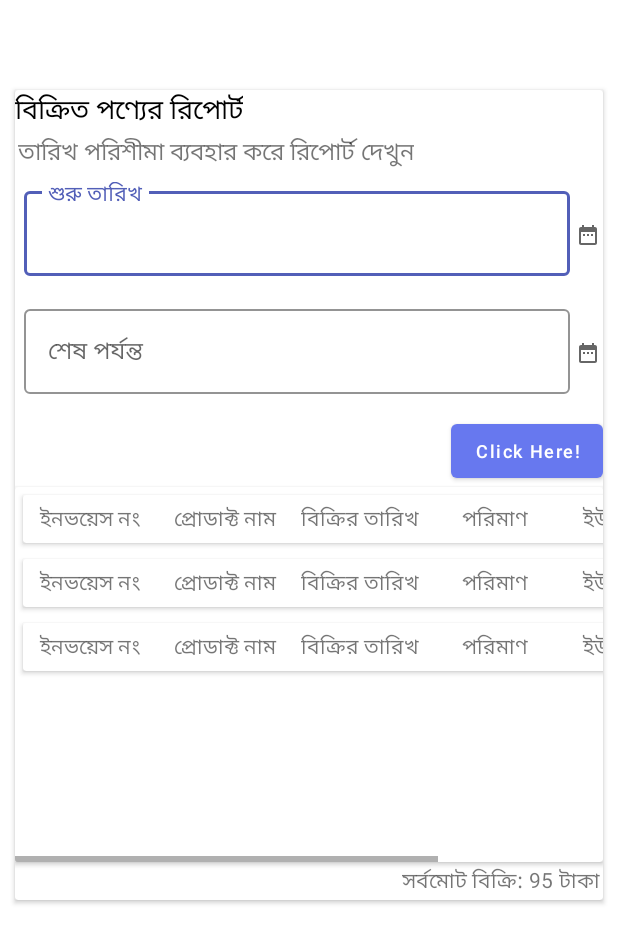
After one commit to msrkms/OStore, an Android app: the layout fragment_sell_report.xml on its own in the app's theme, with its tools: preview values and no code run, on a phone screen of 412 x 824 dp. The commit adds this screen. Shown: the top 943 px of the screen. Run offline under Robolectric (Android 15) with nearby library versions, the phone set to English and light mode, and no system bars.

Commit message:
sell report UI Complete!!! used some local arraylist to show data in recyclerView

```diff
--- a/app/src/main/java/com/atlassoftwarepark/ostore/AdminDashboard.java
+++ b/app/src/main/java/com/atlassoftwarepark/ostore/AdminDashboard.java
@@ -155,6 +155,9 @@ public class AdminDashboard extends AppCompatActivity implements AdapterView.OnI
                         .replace(R.id.fragmentContainer,new DashboadMainFragment())
                         .commit();
                 break;
+            case R.id.nav_sellreport:
+                getSupportFragmentManager().beginTransaction().replace(R.id.fragmentContainer,new SellReportFragment()).commit();
+                break;
         }
         drawerLayoutDashboard.closeDrawer(GravityCompat.START);
         return true;
--- /dev/null
+++ b/app/src/main/res/drawable/ic_baseline_date_range_24.xml
@@ -0,0 +1,10 @@
+<vector xmlns:android="http://schemas.android.com/apk/res/android"
+    android:width="24dp"
+    android:height="24dp"
+    android:viewportWidth="24"
+    android:viewportHeight="24"
+    android:tint="?attr/colorControlNormal">
+  <path
+      android:fillColor="@android:color/white"
+      android:pathData="M9,11L7,11v2h2v-2zM13,11h-2v2h2v-2zM17,11h-2v2h2v-2zM19,4h-1L18,2h-2v2L8,4L8,2L6,2v2L5,4c-1.11,0 -1.99,0.9 -1.99,2L3,20c0,1.1 0.89,2 2,2h14c1.1,0 2,-0.9 2,-2L21,6c0,-1.1 -0.9,-2 -2,-2zM19,20L5,20L5,9h14v11z"/>
+</vector>
--- /dev/null
+++ b/app/src/main/res/layout/fragment_sell_report.xml
@@ -0,0 +1,224 @@
+<?xml version="1.0" encoding="utf-8"?>
+<ScrollView xmlns:android="http://schemas.android.com/apk/res/android"
+    xmlns:app="http://schemas.android.com/apk/res-auto"
+    xmlns:tools="http://schemas.android.com/tools"
+    android:layout_width="match_parent"
+    android:layout_height="match_parent"
+    tools:context=".SellReportFragment">
+
+    <androidx.constraintlayout.widget.ConstraintLayout
+        android:id="@+id/container"
+        android:layout_width="match_parent"
+        android:layout_height="match_parent"
+        android:layout_marginTop="50dp"
+        >
+
+        <androidx.cardview.widget.CardView
+            android:layout_width="match_parent"
+            android:layout_height="wrap_content"
+            android:layout_margin="10dp"
+            app:layout_constraintBottom_toBottomOf="parent"
+            app:layout_constraintEnd_toEndOf="parent"
+            app:layout_constraintHorizontal_bias="0.473"
+            app:layout_constraintStart_toStartOf="parent"
+            app:layout_constraintTop_toTopOf="parent"
+            app:layout_constraintVertical_bias="0.15">
+
+            <LinearLayout
+                android:layout_width="match_parent"
+                android:layout_height="wrap_content"
+                android:orientation="vertical"
+                tools:layout_editor_absoluteX="13dp"
+                tools:layout_editor_absoluteY="58dp">
+
+                <com.google.android.material.textview.MaterialTextView
+                    android:layout_width="wrap_content"
+                    android:layout_height="wrap_content"
+                    android:text="@string/productsellreport"
+                    android:textColor="#000000"
+                    android:textSize="18sp"
+
+                    />
+
+
+                <com.google.android.material.textview.MaterialTextView
+                    android:layout_width="wrap_content"
+                    android:layout_height="wrap_content"
+                    android:padding="2dp"
+                    android:text="@string/usedaterange"
+                    android:textSize="16sp" />
+
+                <LinearLayout
+                    android:layout_width="match_parent"
+                    android:layout_height="wrap_content"
+                    android:orientation="horizontal"
+                    android:padding="2dp"
+                    >
+
+                    <LinearLayout
+                        android:layout_width="match_parent"
+                        android:layout_height="wrap_content"
+                        android:orientation="vertical"
+                        android:layout_weight="5"
+                        >
+                        <LinearLayout
+                            android:layout_width="match_parent"
+                            android:layout_height="wrap_content"
+                            android:orientation="horizontal"
+                            android:weightSum="3"
+                            android:gravity="center_vertical"
+                            >
+
+
+                            <com.google.android.material.textfield.TextInputLayout
+                                android:layout_width="match_parent"
+                                android:layout_height="wrap_content"
+                                android:layout_margin="4dp"
+                                android:hint="@string/startdate"
+                                android:layout_weight="2"
+                                style="@style/Widget.Ostore.TextInputLayout"
+                                >
+
+                                <com.google.android.material.textfield.TextInputEditText
+                                    android:id="@+id/textInputEditTextStartDate"
+                                    android:layout_width="match_parent"
+                                    android:layout_height="wrap_content"
+                                    android:inputType="date"
+                                    />
+
+                            </com.google.android.material.textfield.TextInputLayout>
+
+                            <ImageView
+                                android:id="@+id/startDateSelect"
+                                android:layout_weight="1"
+                                android:layout_width="wrap_content"
+                                android:layout_height="wrap_content"
+                                android:src="@drawable/ic_baseline_date_range_24"
+                                />
+
+
+                        </LinearLayout>
+
+                        <LinearLayout
+                            android:layout_width="match_parent"
+                            android:layout_height="wrap_content"
+                            android:orientation="horizontal"
+                            android:weightSum="3"
+                            android:gravity="center_vertical"
+                            >
+
+
+                            <com.google.android.material.textfield.TextInputLayout
+                                android:layout_width="match_parent"
+                                android:layout_height="wrap_content"
+                                android:layout_margin="4dp"
+                                android:hint="@string/enddate"
+                                android:layout_weight="2"
+                                style="@style/Widget.Ostore.TextInputLayout"
+                                >
+
+                                <com.google.android.material.textfield.TextInputEditText
+                                    android:id="@+id/textInputEditTextEndDate"
+                                    android:layout_width="match_parent"
+                                    android:layout_height="wrap_content"
+                                    android:inputType="date"
+                                    />
+
+                            </com.google.android.material.textfield.TextInputLayout>
+
+                            <ImageView
+                                android:id="@+id/endDateSelect"
+                                android:layout_weight="1"
+                                android:layout_width="wrap_content"
+                                android:layout_height="wrap_content"
+                                android:src="@drawable/ic_baseline_date_range_24"
+                                />
+
+
+                        </LinearLayout>
+
+
+
+                    </LinearLayout>
+
+                </LinearLayout>
+
+
+                <LinearLayout
+                    android:layout_width="match_parent"
+                    android:layout_height="wrap_content"
+                    android:orientation="horizontal"
+                    android:gravity="end"
+                    >
+                    <com.google.android.material.button.MaterialButton
+                        android:layout_width="wrap_content"
+                        android:layout_height="wrap_content"
+                        android:text="Click Here!"
+                        android:textAllCaps="false"
+                        android:textSize="12sp"
+                        />
+
+                </LinearLayout>
+
+                <androidx.cardview.widget.CardView
+                    android:layout_width="match_parent"
+                    android:layout_height="wrap_content">
+
+                    <HorizontalScrollView
+                        android:layout_width="match_parent"
+                        android:layout_height="wrap_content">
+
+                        <androidx.recyclerview.widget.RecyclerView
+
+                            android:layout_width="match_parent"
+                            android:layout_height="250dp"
+                            android:id="@+id/recyclerSellReport"
+                            tools:listitem="@layout/sell_report_custom_list"
+                            />
+
+
+                    </HorizontalScrollView>
+
+
+                </androidx.cardview.widget.CardView>
+
+
+
+                <LinearLayout
+                    android:layout_width="match_parent"
+                    android:layout_height="wrap_content"
+                    android:orientation="horizontal"
+                    android:gravity="end"
+
+                    >
+
+                    <TextView
+                        android:padding="2dp"
+                        android:layout_width="wrap_content"
+                        android:layout_height="wrap_content"
+                        android:text="@string/totalsellreport"/>
+                    <TextView
+                        android:padding="2dp"
+                        android:layout_width="wrap_content"
+                        android:layout_height="wrap_content"
+                        android:text="95"/>
+
+                    <TextView
+                        android:padding="2dp"
+                        android:layout_width="wrap_content"
+                        android:layout_height="wrap_content"
+                        android:text="@string/taka"/>
+                </LinearLayout>
+
+
+            </LinearLayout>
+
+
+        </androidx.cardview.widget.CardView>
+
+    </androidx.constraintlayout.widget.ConstraintLayout>
+
+
+
+
+</ScrollView>
--- /dev/null
+++ b/app/src/main/res/layout/sell_report_custom_list.xml
@@ -0,0 +1,76 @@
+<?xml version="1.0" encoding="utf-8"?>
+<androidx.constraintlayout.widget.ConstraintLayout
+    xmlns:android="http://schemas.android.com/apk/res/android"
+    xmlns:app="http://schemas.android.com/apk/res-auto"
+    android:layout_width="match_parent"
+    android:layout_height="wrap_content"
+    android:id="@+id/sellReportCustomItemLayout"
+    >
+
+    <androidx.cardview.widget.CardView
+
+        android:layout_width="match_parent"
+        android:layout_height="wrap_content"
+        android:layout_margin="5dp"
+        android:layout_marginStart="4dp"
+        app:layout_constraintBottom_toBottomOf="parent"
+        app:layout_constraintStart_toStartOf="parent"
+        app:layout_constraintTop_toTopOf="parent"
+        app:layout_constraintVertical_bias="0.084">
+
+        <LinearLayout
+            android:layout_width="match_parent"
+            android:layout_height="wrap_content"
+            android:orientation="horizontal"
+            android:gravity="center_horizontal"
+            >
+
+            <TextView
+                android:id="@+id/invoiceNo"
+                android:padding="5dp"
+                android:layout_width="90dp"
+                android:layout_height="wrap_content"
+                android:gravity="center"
+                android:text="@string/invoice"/>
+            <TextView
+                android:id="@+id/productName"
+                android:padding="5dp"
+                android:layout_width="90dp"
+                android:layout_height="wrap_content"
+                android:gravity="center"
+                android:text="@string/productname"/>
+            <TextView
+                android:id="@+id/sellDate"
+                android:padding="5dp"
+                android:layout_width="90dp"
+                android:layout_height="wrap_content"
+                android:gravity="center"
+                android:text="@string/sellDate"/>
+            <TextView
+                android:id="@+id/quantity"
+                android:padding="5dp"
+                android:layout_width="90dp"
+                android:layout_height="wrap_content"
+                android:gravity="center"
+                android:text="@string/quantity"/>
+            <TextView
+                android:id="@+id/unitPrice"
+                android:padding="5dp"
+                android:layout_width="90dp"
+                android:layout_height="wrap_content"
+                android:gravity="center"
+                android:text="@string/unitprice"/>
+            <TextView
+                android:id="@+id/total"
+                android:padding="5dp"
+                android:layout_width="90dp"
+                android:layout_height="wrap_content"
+                android:gravity="center"
+                android:text="@string/total"/>
+
+        </LinearLayout>
+
+
+    </androidx.cardview.widget.CardView>
+
+</androidx.constraintlayout.widget.ConstraintLayout>
--- a/app/src/main/res/values/strings.xml
+++ b/app/src/main/res/values/strings.xml
@@ -28,6 +28,19 @@
     <string name="weeklysell">সাপ্তাহিক বিক্রয়</string>
     <string name="monthlysell">মাসিক বিক্রয়</string>
     <string name="yearlysell">বাৎসরিক বিক্রয়</string>
+    <string name="productsellreport">বিক্রিত পণ্যের রিপোর্ট</string>
+    <string name="usedaterange">তারিখ পরিশীমা ব্যবহার করে রিপোর্ট দেখুন</string>
+    <string name="startdate">শুরু তারিখ</string>
+    <string name="enddate">শেষ পর্যন্ত</string>
+    <string name="action">Action</string>
+    <string name="totalsellreport">সর্বমোট বিক্রি:</string>
+    <string name="taka">টাকা</string>
+    <string name="invoice">ইনভয়েস নং</string>
+    <string name="productname">প্রোডাক্ট নাম</string>
+    <string name="sellDate">বিক্রির তারিখ</string>
+    <string name="quantity">পরিমাণ</string>
+    <string name="unitprice">ইউনিট মূল্য</string>
+    <string name="total">সর্বমোট</string>
 
     <string name="navigation_drawer_open">Open navigation drawer</string>
     <string name="navigation_drawer_close">Close navigation drawer</string>
--- a/build.gradle
+++ b/build.gradle
@@ -16,6 +16,7 @@ allprojects {
     repositories {
         google()
         jcenter()
+
     }
 }
 
```
Also changed, not shown: app/src/main/java/com/atlassoftwarepark/ostore/Adepter/RecyclerViewSellReportAdapter.java (added, +61 -0 lines), app/src/main/java/com/atlassoftwarepark/ostore/Adepter/SellReportItem.java (added, +61 -0 lines), app/src/main/java/com/atlassoftwarepark/ostore/SellReportFragment.java (added, +168 -0 lines).
